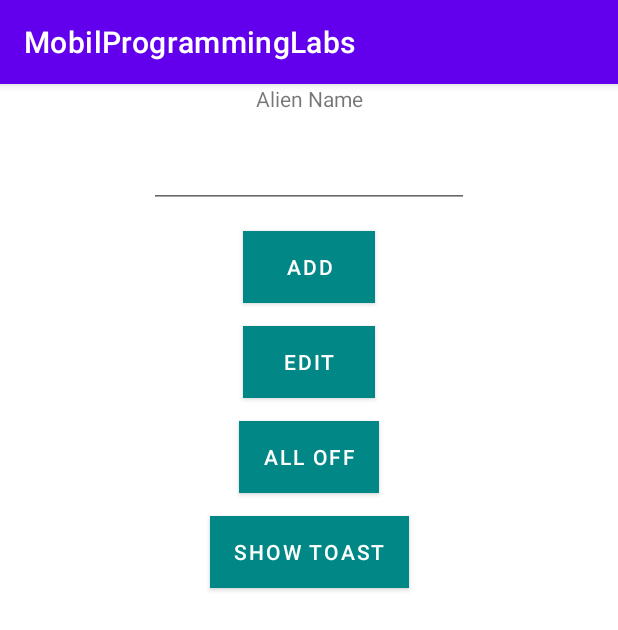
After one commit to VolkAuf/MobilProgrammingLabs, an Android app: the fragment MainFragment shown on its own in the app's theme, on a phone screen of 412 x 824 dp. The commit adds this screen. Shown: the top 630 px of the screen. Run offline under Robolectric (Android 15) with nearby library versions, the phone set to English and light mode, and no system bars.

Commit message:
lab2_commitgovna

```diff
--- /dev/null
+++ b/app/src/main/java/com/example/mobilprogramminglabs/MainFragment.java
@@ -0,0 +1,31 @@
+package com.example.mobilprogramminglabs;
+
+import android.app.Activity;
+import android.app.Fragment;
+import android.os.Bundle;
+import android.view.LayoutInflater;
+import android.view.View;
+import android.view.ViewGroup;
+import android.widget.Button;
+import android.widget.TextView;
+
+public class MainFragment extends Fragment {
+
+    MainActivity activity;
+
+    public View onCreateView(LayoutInflater inflater, ViewGroup container,
+                             Bundle savedInstanceState) {
+        View newView = inflater.inflate(R.layout.fragment_main, null);
+        Button btnAdd = newView.findViewById(R.id.btnAdd);
+        btnAdd.setOnClickListener(view -> activity.create());
+        Button btnEdit = newView.findViewById(R.id.btnEdit);
+        btnEdit.setOnClickListener(view -> activity.edit());
+        newView.findViewById(R.id.btnSearch).setOnClickListener(view -> activity.search());
+        newView.findViewById(R.id.btnDelete).setOnClickListener(view -> activity.delete());
+        return newView;
+    }
+
+    public void setActivity(MainActivity activity){
+        this.activity = activity;
+    }
+}
--- /dev/null
+++ b/app/src/main/res/layout/fragment_main.xml
@@ -0,0 +1,85 @@
+<?xml version="1.0" encoding="utf-8"?>
+<androidx.constraintlayout.widget.ConstraintLayout xmlns:android="http://schemas.android.com/apk/res/android"
+    xmlns:app="http://schemas.android.com/apk/res-auto"
+    xmlns:tools="http://schemas.android.com/tools"
+    android:layout_width="match_parent"
+    android:layout_height="match_parent"
+    tools:context=".MainFragment">
+
+    <TextView
+        android:id="@+id/tvName"
+        android:layout_width="wrap_content"
+        android:layout_height="wrap_content"
+        android:layout_marginTop="10dp"
+        android:text="Alien Name"
+        app:layout_constraintEnd_toEndOf="parent"
+        app:layout_constraintStart_toStartOf="parent" />
+
+    <EditText
+        android:id="@+id/etInStr"
+        android:layout_width="wrap_content"
+        android:layout_height="wrap_content"
+        android:layout_marginTop="15dp"
+        android:ems="10"
+        android:inputType="textPersonName"
+        android:minHeight="48dp"
+        android:text=""
+        app:layout_constraintEnd_toEndOf="parent"
+        app:layout_constraintStart_toStartOf="parent"
+        app:layout_constraintTop_toBottomOf="@+id/tvName"
+        tools:ignore="SpeakableTextPresentCheck" />
+
+    <Button
+        android:id="@+id/btnAdd"
+        android:layout_width="wrap_content"
+        android:layout_height="wrap_content"
+        android:layout_marginTop="15dp"
+        android:background="@color/teal_700"
+        android:text="Add"
+        android:textColor="@color/white"
+        app:backgroundTint="@color/teal_700"
+        app:layout_constraintEnd_toEndOf="parent"
+        app:layout_constraintStart_toStartOf="parent"
+        app:layout_constraintTop_toBottomOf="@+id/etInStr"
+        app:strokeColor="@color/white" />
+
+    <Button
+        android:id="@+id/btnEdit"
+        android:layout_width="wrap_content"
+        android:layout_height="wrap_content"
+        android:layout_marginTop="15dp"
+        android:background="@color/teal_700"
+        android:text="Edit"
+        android:textColor="@color/white"
+        app:backgroundTint="@color/teal_700"
+        app:layout_constraintEnd_toEndOf="parent"
+        app:layout_constraintStart_toStartOf="parent"
+        app:layout_constraintTop_toBottomOf="@+id/btnAdd" />
+
+    <Button
+        android:id="@+id/btnDelete"
+        android:layout_width="wrap_content"
+        android:layout_height="wrap_content"
+        android:layout_marginTop="15dp"
+        android:background="@color/teal_700"
+        android:text="All Off"
+        android:textColor="@color/white"
+        app:backgroundTint="@color/teal_700"
+        app:layout_constraintEnd_toEndOf="parent"
+        app:layout_constraintStart_toStartOf="parent"
+        app:layout_constraintTop_toBottomOf="@+id/btnEdit" />
+
+    <Button
+        android:id="@+id/btnSearch"
+        android:layout_width="wrap_content"
+        android:layout_height="wrap_content"
+        android:layout_marginTop="15dp"
+        android:background="@color/teal_700"
+        android:text="Show Toast"
+        android:textColor="@color/white"
+        app:backgroundTint="@color/teal_700"
+        app:layout_constraintEnd_toEndOf="parent"
+        app:layout_constraintStart_toStartOf="parent"
+        app:layout_constraintTop_toBottomOf="@+id/btnDelete" />
+
+</androidx.constraintlayout.widget.ConstraintLayout>
```
Also changed, not shown: app/src/main/java/com/example/mobilprogramminglabs/MainActivity.java (+29 -8 lines), app/src/main/res/layout/activity_main.xml (+3 -71 lines).
